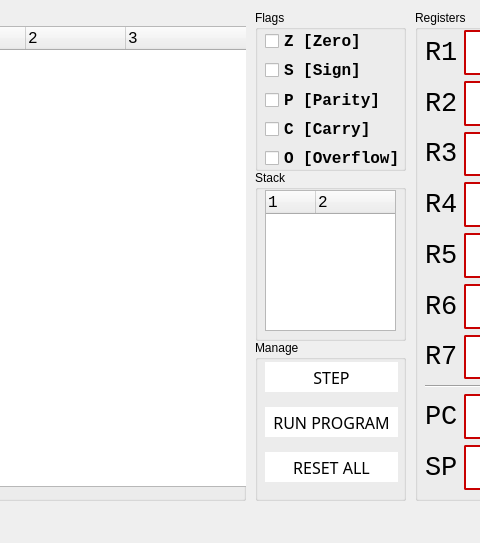
First picture: the form in gui/disign.ui, repository Witness-senpai/asm-emu, before the edit; both pictures show x 305 to 785 and y 0 to 543 of the 880 by 543 pixel window.
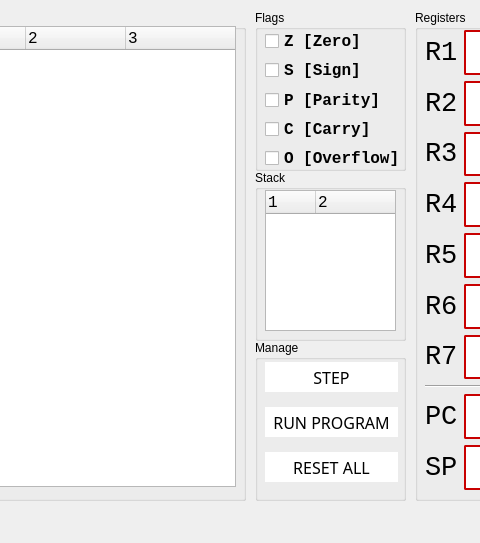
Second picture: the form after the edit.

What changed in the file:
```diff
--- a/gui/disign.ui
+++ b/gui/disign.ui
@@ -1231,7 +1231,7 @@
       <rect>
        <x>10</x>
        <y>16</y>
-       <width>341</width>
+       <width>311</width>
        <height>461</height>
       </rect>
      </property>
```
Left out of the diff: 2 changed lines with no effect on the pictures.
